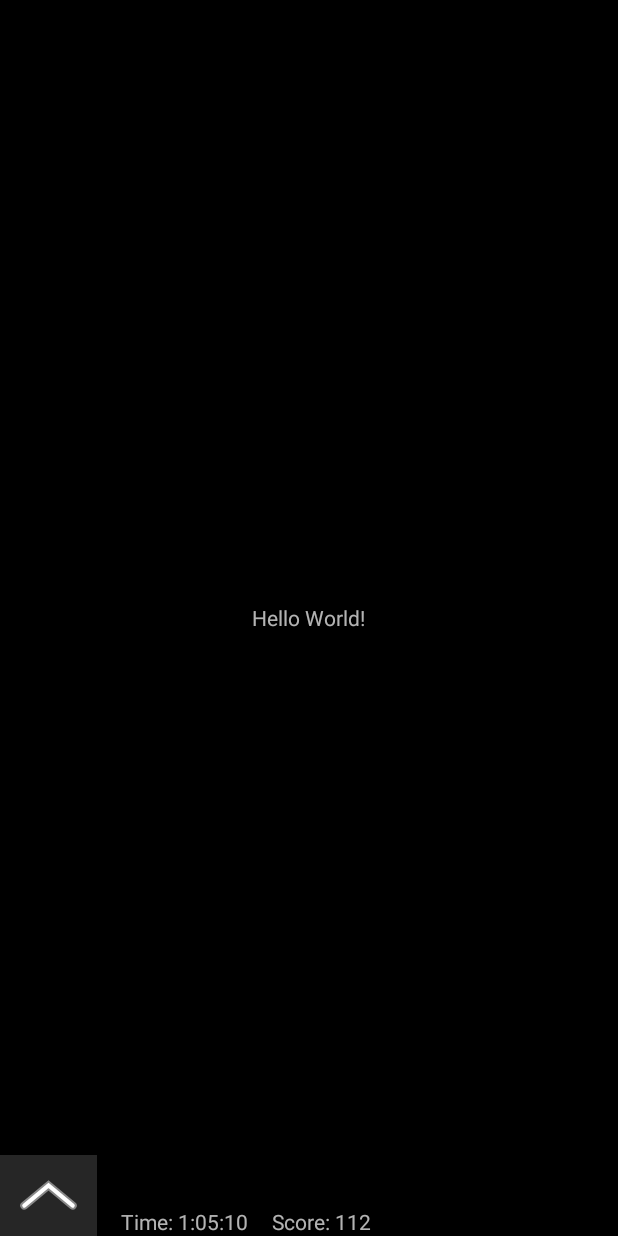
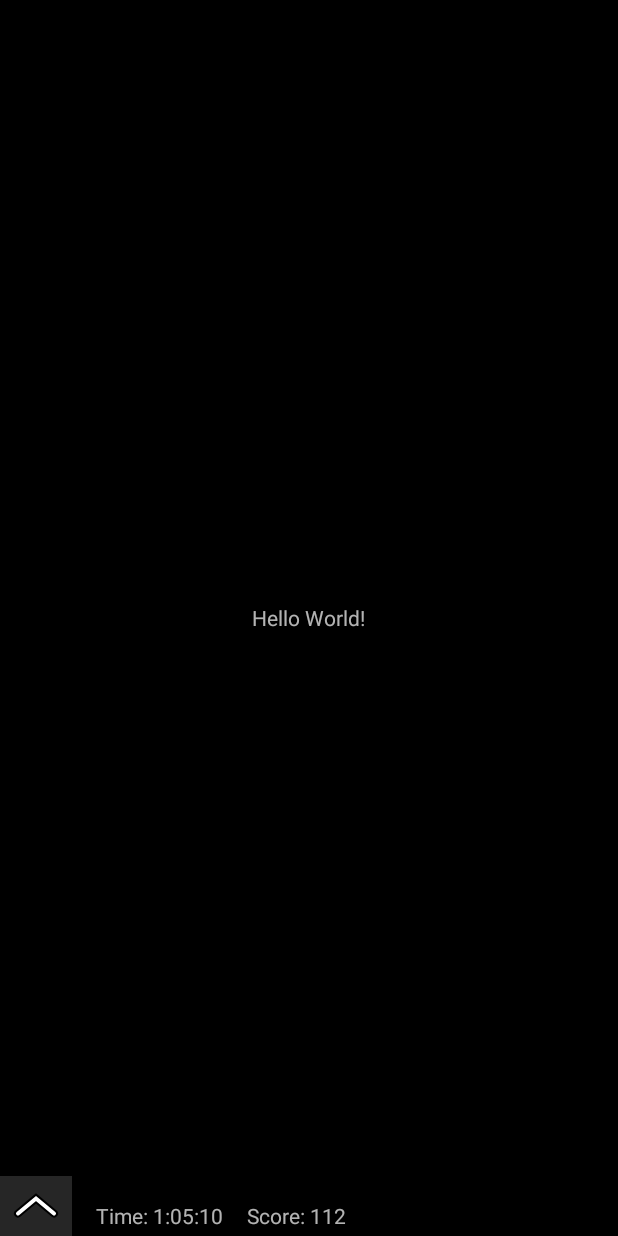
Before and after one commit to arsenioo/BottomSheetMenuExample, an Android app: the screen it shows after launch (MainActivity), after a tap on an icon or button, on a phone screen of 412 x 824 dp. Run offline under Robolectric (Android 15) with nearby library versions, the phone set to English and light mode, and no system bars; our stand-ins replace FlexboxLayout.

Commit message:
ergonomics fixes, optimizations. Buttons in layout in progress...

```diff
--- a/app/src/main/java/com/example/bottomsheetmenuexample/BottomSheetMenu.java
+++ b/app/src/main/java/com/example/bottomsheetmenuexample/BottomSheetMenu.java
@@ -80,19 +80,17 @@ public class BottomSheetMenu extends CoordinatorLayout  {
     public void setHideAlarm()
     {
         removeCallbacks(hideMenu);
-        postDelayed(hideMenu, /*D.HIDE_MENU_TIMEOUT * 1000*/ 4000);
+        postDelayed(hideMenu, /*D.HIDE_MENU_TIMEOUT * 1000*/ 200);
     }
 
     public void bottomSheetOnStateChanged(View bottomSheet, int newState)
     {
-        if (newState == STATE_EXPANDED)
-        {
+        if (newState == STATE_EXPANDED) {
             mIsShowing = true;
             setHideAlarm();
-        }
-        else if (newState == STATE_COLLAPSED)
-        {
-            mIsShowing = false;
+        } else {
+            if (newState == STATE_COLLAPSED) mIsShowing = false;
+            removeCallbacks(hideMenu);
         }
     }
 
--- a/app/src/main/java/com/example/bottomsheetmenuexample/CustomMenuV3.java
+++ b/app/src/main/java/com/example/bottomsheetmenuexample/CustomMenuV3.java
@@ -31,7 +31,6 @@ import java.util.Calendar;
 import java.util.Date;
 
 import static android.view.ViewGroup.LayoutParams.MATCH_PARENT;
-import static android.view.ViewGroup.LayoutParams.WRAP_CONTENT;
 
 @SuppressLint("ViewConstructor")
 public class CustomMenuV3 extends BottomSheetMenu implements View.OnClickListener
@@ -43,26 +42,22 @@ public class CustomMenuV3 extends BottomSheetMenu implements View.OnClickListene
     View menuControlButtonFrame;
     private DynamicArrowView menuControlButton;
     private View exitButton;
-    private boolean _menuButtonEnabled;
     private View topView;
     private View bottomView;
-    private  ViewGroup parent;
-    private int mMenuButtonHeight;
-    private int mMenuButtonWidth;
+    private ViewGroup parent;
     private boolean isLefthandled;
     private Context mContext;
 
 
     @SuppressLint("InflateParams")
-    public CustomMenuV3(final Context context, ViewGroup parentView, boolean leftHandled, boolean menuButtonEnabled)
+    public CustomMenuV3(final Context context, ViewGroup parentView, boolean leftHandled, final boolean menuButtonEnabled)
     {
         super(context);
         mContext = context;
         parent = parentView;
         isLefthandled = leftHandled;
-        _menuButtonEnabled = menuButtonEnabled;
 
-        final FrameLayout.LayoutParams lp = new FrameLayout.LayoutParams(MATCH_PARENT, WRAP_CONTENT, Gravity.BOTTOM);
+        final FrameLayout.LayoutParams lp = new FrameLayout.LayoutParams(MATCH_PARENT, MATCH_PARENT, Gravity.BOTTOM);
         parentView.addView(this, lp);
 
         AsyncLayoutInflater mLayoutInflater = new AsyncLayoutInflater(context);
@@ -83,7 +78,7 @@ public class CustomMenuV3 extends BottomSheetMenu implements View.OnClickListene
             public void onInflateFinished(@NonNull View view, int resid, ViewGroup parent)
             {
                 topView = view;
-                initMenuControlButton();
+                initMenuControlButton(menuButtonEnabled);
                 setTopView(view);
                 drawBird(0);
             }
@@ -95,9 +90,6 @@ public class CustomMenuV3 extends BottomSheetMenu implements View.OnClickListene
             {
                 bottomView = view;
                 setBottomView(view);
-                int width = parent.getMeasuredWidth();
-                int height = parent.getMeasuredHeight();
-                applyRotation(height, width);
                 for(int index=0; index < ((ViewGroup)bottomView).getChildCount(); ++index)
                 {
                     View nextChild = ((ViewGroup)bottomView).getChildAt(index);
@@ -119,25 +111,22 @@ public class CustomMenuV3 extends BottomSheetMenu implements View.OnClickListene
         mLayoutInflater.inflate(R.layout.menu_bottom_part, null, bottomViewCallback);
     }
 
-    private void initMenuControlButton()
+    private void initMenuControlButton(boolean isEnabled)
     {
         menuControlButtonFrame = topView.findViewById(R.id.closeButFrame);
-        updateMenuButtonVisibility();
+        setMenuButtonEnabled(isEnabled);
         menuControlButtonFrame.setOnClickListener(this);
-        LinearLayout.LayoutParams params = (LinearLayout.LayoutParams)menuControlButtonFrame.getLayoutParams();
-        mMenuButtonHeight = params.height;
-        mMenuButtonWidth = params.width = (int)(mMenuButtonHeight * 1.2);
-        menuControlButtonFrame.setLayoutParams(params);
         menuControlButton = new DynamicArrowView(mContext);
-        FrameLayout.LayoutParams lp = new FrameLayout.LayoutParams(ViewGroup.LayoutParams.MATCH_PARENT, ViewGroup.LayoutParams.MATCH_PARENT, Gravity.CENTER);
         menuControlButton.setBackgroundColor(mContext.getResources().getColor(R.color.menuBackgroundColor));
         menuControlButton.setInnerColor(Color.WHITE);
-        menuControlButton.setInnerWidth(4.0f);
-        menuControlButton.setOuterColor(Color.GRAY);
+        menuControlButton.setInnerWidth(4.0f/*r.getDimensionPixelSize(R.dimen.bird_stroke_width)*/);
+        menuControlButton.setOuterColor(Color.BLACK);
         menuControlButton.setOuterWidth(8.0f);
         menuControlButton.setArrowPhase(1f);
+
+        final FrameLayout.LayoutParams lp = new FrameLayout.LayoutParams(MATCH_PARENT, MATCH_PARENT);
         ((ViewGroup)menuControlButtonFrame).addView(menuControlButton, lp);
-        super.invalidate();
+
         fadeButtonIn();
         fadeButtonOutWithDelay();
     }
@@ -152,14 +141,12 @@ public class CustomMenuV3 extends BottomSheetMenu implements View.OnClickListene
     private void applyRotation(int h, int w)
     {
         if (bottomView == null) return;
-        View foursButton = bottomView.findViewById(R.id.fourth_menu_button);
-        if (foursButton == null) return;
-        FlexboxLayout.LayoutParams lp = (FlexboxLayout.LayoutParams)foursButton.getLayoutParams();
+        View wrapView = bottomView.findViewById(R.id.fourth_menu_button);
+        if (wrapView == null) return;
+        FlexboxLayout.LayoutParams lp = (FlexboxLayout.LayoutParams)wrapView.getLayoutParams();
         lp.setWrapBefore(h > w);
-        foursButton.setLayoutParams(lp);
-        foursButton.invalidate();
-        bottomView.invalidate();
-        bottomView.requestLayout();
+        wrapView.setLayoutParams(lp);
+        wrapView.requestLayout();
     }
 
     private void drawBird(float slideOffset)
@@ -208,16 +195,9 @@ public class CustomMenuV3 extends BottomSheetMenu implements View.OnClickListene
     @Override
     public void bottomSheetOnStateChanged(View bottomSheet, int newState)
     {
-
         super.bottomSheetOnStateChanged(bottomSheet, newState);
-        if (newState == BottomSheetBehavior.STATE_EXPANDED)
-        {
-            fadeButtonOutWithDelay();
-        }
-        else if(newState != BottomSheetBehavior.STATE_COLLAPSED)
-        {
-            fadeButtonIn();
-        }
+        if (newState == BottomSheetBehavior.STATE_COLLAPSED) fadeButtonOutWithDelay();
+        else fadeButtonIn();
     }
 
     @Override
@@ -232,17 +212,18 @@ public class CustomMenuV3 extends BottomSheetMenu implements View.OnClickListene
     final Runnable fadeButtonOut = new Runnable() {
         @Override
         public void run() {
-            menuControlButton.animateAlpha(0.2f);
+            menuControlButton.animateAlpha(0.3f);
         }
     };
 
     private void fadeButtonIn() {
+        removeCallbacks(fadeButtonOut);
         menuControlButton.animateAlpha(1.0f);
     }
 
     private void fadeButtonOutWithDelay() {
         removeCallbacks(fadeButtonOut);
-        postDelayed(fadeButtonOut, /*D.FADEOUT_MENU_BUTTON_TIMEOUT * 1000*/ 4000);
+        postDelayed(fadeButtonOut, /*D.FADEOUT_MENU_BUTTON_TIMEOUT * 1000*/ 2000);
     }
 
     @Override
@@ -263,20 +244,18 @@ public class CustomMenuV3 extends BottomSheetMenu implements View.OnClickListene
         final int tapX = Math.round(event.getX());
         final int tapY = Math.round(event.getY());
 
+        if (bottomView == null) return false;
+
         bottomView.getGlobalVisibleRect(menuRect);
-
         boolean tapOnVisible = menuRect.contains(tapX, tapY);
 
-        if (_menuButtonEnabled)
-        {
+        if (menuControlButton != null) {
             menuControlButton.getGlobalVisibleRect(menuRect);
             tapOnVisible |= menuRect.contains(tapX, tapY);
         }
 
-        if (tapOnVisible)
-        {
-            return false;
-        }
+        if (tapOnVisible) return false;
+
         hide();
         return true;
     }
@@ -286,15 +265,9 @@ public class CustomMenuV3 extends BottomSheetMenu implements View.OnClickListene
         isLefthandled = leftHandled;
     }
 
-    public void setMenuButtonEnabled(boolean enabled)
+    private void setMenuButtonEnabled(boolean isEnabled)
     {
-        _menuButtonEnabled = enabled;
-        updateMenuButtonVisibility();
-    }
-
-    private void updateMenuButtonVisibility()
-    {
-        menuControlButtonFrame.setVisibility(_menuButtonEnabled?View.VISIBLE:View.GONE);
+        menuControlButtonFrame.setVisibility(isEnabled? View.VISIBLE: View.GONE);
     }
 
     private BroadcastReceiver mBatteryInfoReceiver = new BroadcastReceiver()
--- a/app/src/main/java/com/example/bottomsheetmenuexample/DynamicArrowView.java
+++ b/app/src/main/java/com/example/bottomsheetmenuexample/DynamicArrowView.java
@@ -21,6 +21,7 @@ class DynamicArrowView extends View {
 
     public DynamicArrowView(Context context) {
         super(context);
+        arrowPaint.setAntiAlias(true);
         arrowPaint.setStyle(Paint.Style.STROKE);
         arrowPaint.setStrokeCap(Paint.Cap.ROUND);
     }
@@ -91,19 +92,20 @@ class DynamicArrowView extends View {
         }
     }
 
+    final ValueAnimator.AnimatorUpdateListener animationListener = new ValueAnimator.AnimatorUpdateListener()
+    {
+        public void onAnimationUpdate(ValueAnimator animation) {
+            alpha = (float)animation.getAnimatedValue();
+            invalidate();
+        }
+    };
+
     public void animateAlpha(float newAlpha)
     {
-        float oldAlpha = alpha;
-        ValueAnimator va = ValueAnimator.ofFloat(oldAlpha, newAlpha);
-        int mDuration = 300; //in millis
-        va.setDuration(mDuration);
-        va.addUpdateListener(new ValueAnimator.AnimatorUpdateListener()
-        {
-            public void onAnimationUpdate(ValueAnimator animation) {
-                alpha = (float)animation.getAnimatedValue();
-                invalidate();
-            }
-        });
+        if (alpha == newAlpha) return;
+        ValueAnimator va = ValueAnimator.ofFloat(alpha, newAlpha);
+        va.setDuration(300);
+        va.addUpdateListener(animationListener);
         va.start();
     }
 }
--- a/app/src/main/java/com/example/bottomsheetmenuexample/MainActivity.java
+++ b/app/src/main/java/com/example/bottomsheetmenuexample/MainActivity.java
@@ -15,8 +15,8 @@ public class MainActivity extends AppCompatActivity {
 
     @Override
     protected void onCreate(Bundle savedInstanceState) {
+        AppCompatDelegate.setCompatVectorFromResourcesEnabled(true);
         super.onCreate(savedInstanceState);
-        AppCompatDelegate.setCompatVectorFromResourcesEnabled(true);
         setContentView(R.layout.activity_main);
         rootLayout = findViewById(android.R.id.content);
         createMenu();
--- a/app/src/main/res/drawable/ic_menu_deal.xml
+++ b/app/src/main/res/drawable/ic_menu_deal.xml
@@ -1,6 +1,6 @@
 <vector xmlns:android="http://schemas.android.com/apk/res/android"
-        android:width="24dp"
-        android:height="24dp"
+        android:width="48dp"
+        android:height="48dp"
         android:viewportWidth="24.0"
         android:viewportHeight="24.0">
     <path
--- a/app/src/main/res/layout/menu_bottom_part.xml
+++ b/app/src/main/res/layout/menu_bottom_part.xml
@@ -13,6 +13,14 @@
     app:alignItems="flex_end"
     app:justifyContent="space_between"
     app:alignContent="flex_end">
+
+    <Button
+        android:id="@+id/zero_menu_button"
+        style="@style/MenuButton"
+        android:drawableTop="@drawable/ic_menu_deal"
+        android:text="@string/new_g"
+        android:onClick="onFirstButtonClick">
+    </Button>
 
     <RelativeLayout
         android:id="@+id/first_menu_button"
--- a/app/src/main/res/layout/menu_top_part.xml
+++ b/app/src/main/res/layout/menu_top_part.xml
@@ -7,21 +7,19 @@
         android:layout_alignParentLeft="true"
         android:layout_alignParentStart="true"
         android:layout_alignParentTop="true">
-
         <FrameLayout
             android:id="@+id/closeButFrame"
-            android:layout_width="40dp"
-            android:layout_height="@dimen/menu_button_height"
+            android:layout_width="48dp"
+            android:layout_height="40dp"
             android:clickable="true"
             android:focusable="true"
-            android:focusableInTouchMode="false"
-            android:gravity="center" />
+            android:focusableInTouchMode="false"/>
 
         <TextView
             android:id="@+id/timeLabelView"
             android:layout_marginLeft="16dp"
             android:layout_marginStart="16dp"
-            android:layout_marginBottom="0dp"
+            android:layout_marginBottom="2dp"
             android:layout_width="wrap_content"
             android:layout_height="wrap_content"
             android:text="Time: 1:05:10"/>
@@ -29,7 +27,7 @@
             android:id="@+id/scoresLabelView"
             android:layout_marginLeft="16dp"
             android:layout_marginStart="16dp"
-            android:layout_marginBottom="0dp"
+            android:layout_marginBottom="2dp"
             android:layout_width="wrap_content"
             android:text="Score: 112"
             android:layout_height="wrap_content" />
```
